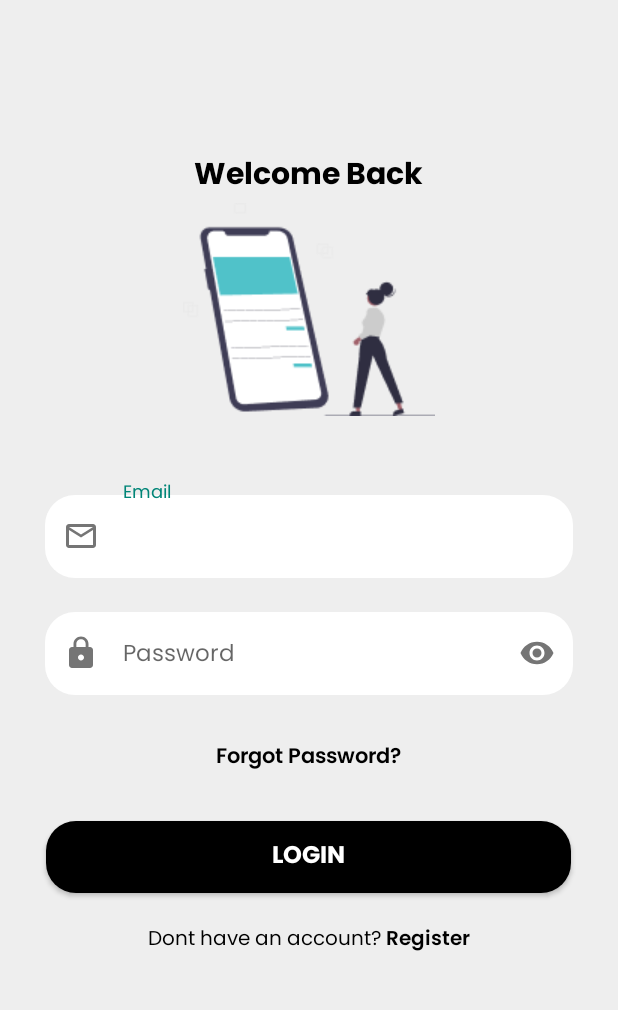
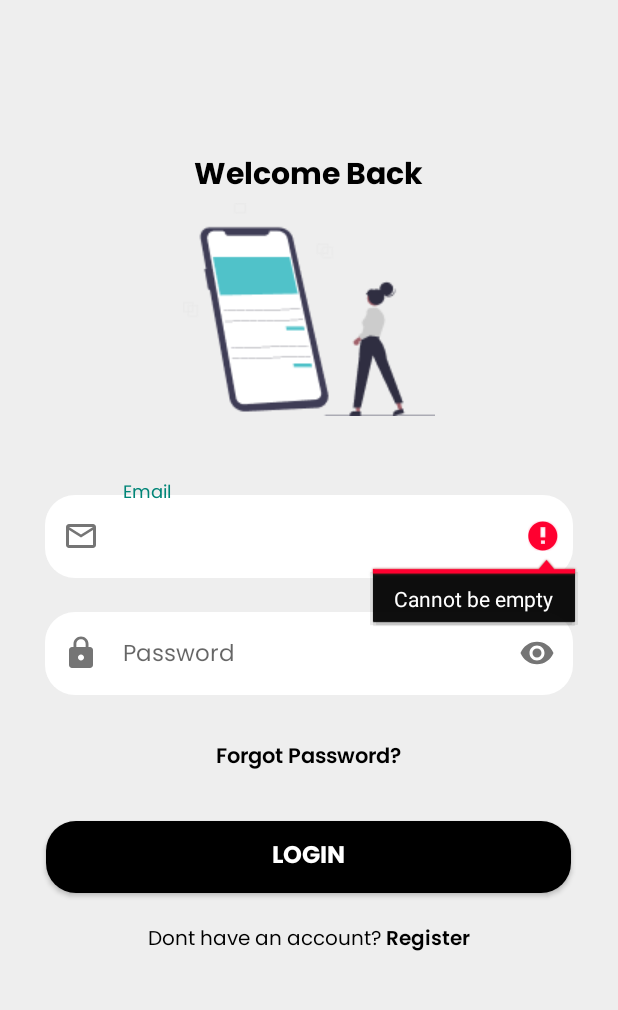
Before and after one commit to ardnsptra/homesentinel, an Android app: the LoginActivity screen opened directly, with no data from a screen before it, after a tap on "LOGIN", on a phone screen of 412 x 824 dp, the part 90-1100 px from its top. Run offline under Robolectric (Android 15) with nearby library versions, the light colour scheme and no system bars; our stand-ins replace Firebase (no records; nobody signed in at launch, a user with empty details on screens opened directly).

Commit message:
menyempurnakan login register

```diff
--- a/app/src/main/java/project/homesentinel/LoginActivity.kt
+++ b/app/src/main/java/project/homesentinel/LoginActivity.kt
@@ -33,13 +33,24 @@ class LoginActivity: AppCompatActivity() {
             val password = binding.lPassword.text.toString()
 
             if (email.isEmpty() || password.isEmpty()){
-                Toast.makeText(this, "Data Tidak Boleh Kosong", Toast.LENGTH_SHORT).show()
+                Toast.makeText(this, "Data cannot be empty", Toast.LENGTH_SHORT).show()
+                if (email.isEmpty()){
+                    binding.lEmail.error = "Cannot be empty"
+                    binding.lEmail.requestFocus()
+                    return@setOnClickListener
+                }
+                if (password.isEmpty()){
+                    binding.lPassword.error = "Cannot be empty"
+                    binding.lPassword.requestFocus()
+                    return@setOnClickListener
+                }
             }else{
                 auth.signInWithEmailAndPassword(email, password).addOnCompleteListener(){
                     if(it.isSuccessful){
+                        Toast.makeText(this, "Success Login", Toast.LENGTH_SHORT).show()
                         startActivity(Intent(this, MenuActivity::class.java))
                     }else{
-                        Toast.makeText(this, "Data Tidak Ditemukan", Toast.LENGTH_SHORT).show()
+                        Toast.makeText(this, "Data Not Found", Toast.LENGTH_SHORT).show()
                     }
                 }
             }
--- a/app/src/main/res/layout/login.xml
+++ b/app/src/main/res/layout/login.xml
@@ -68,7 +68,7 @@
             app:startIconDrawable="@drawable/mail">
 
             <com.google.android.material.textfield.TextInputEditText
-                android:id="@+id/l_email"
+                android:id="@+id/lEmail"
                 android:layout_width="match_parent"
                 android:layout_height="55dp"
                 android:background="@drawable/tombol_shape"
@@ -89,7 +89,7 @@
             app:startIconDrawable="@drawable/lock">
 
             <com.google.android.material.textfield.TextInputEditText
-                android:id="@+id/l_password"
+                android:id="@+id/lPassword"
                 android:layout_width="match_parent"
                 android:layout_height="55dp"
                 android:background="@drawable/tombol_shape"
--- a/app/src/main/res/layout/register.xml
+++ b/app/src/main/res/layout/register.xml
@@ -55,7 +55,7 @@
             app:startIconDrawable="@drawable/people">
 
             <com.google.android.material.textfield.TextInputEditText
-                android:id="@+id/r_name"
+                android:id="@+id/rName"
                 android:layout_width="match_parent"
                 android:layout_height="55dp"
                 android:background="@drawable/tombol_shape"
@@ -76,7 +76,7 @@
             app:startIconDrawable="@drawable/mail">
 
             <com.google.android.material.textfield.TextInputEditText
-                android:id="@+id/r_email"
+                android:id="@+id/rEmail"
                 android:layout_width="match_parent"
                 android:layout_height="55dp"
                 android:background="@drawable/tombol_shape"
@@ -99,7 +99,7 @@
             app:startIconDrawable="@drawable/lock">
 
             <com.google.android.material.textfield.TextInputEditText
-                android:id="@+id/r_password"
+                android:id="@+id/rPassword"
                 android:layout_width="match_parent"
                 android:layout_height="55dp"
                 android:background="@drawable/tombol_shape"
```
Also changed, not shown: app/src/main/java/project/homesentinel/RegisterActivity.kt (+23 -0 lines).
